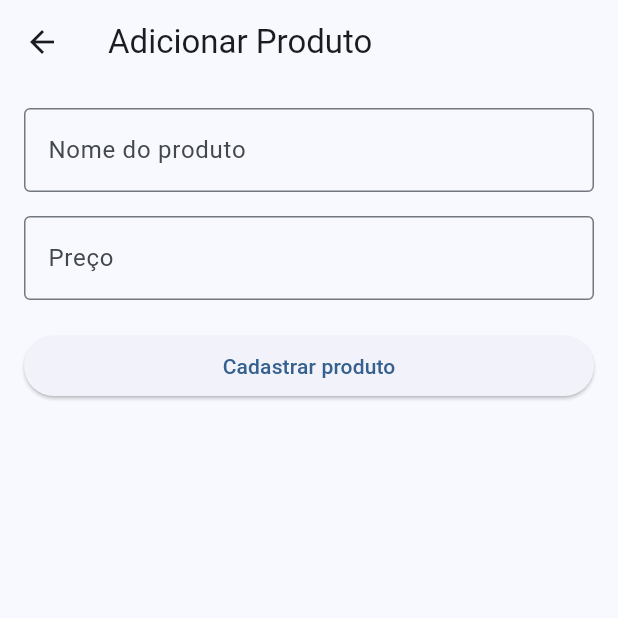
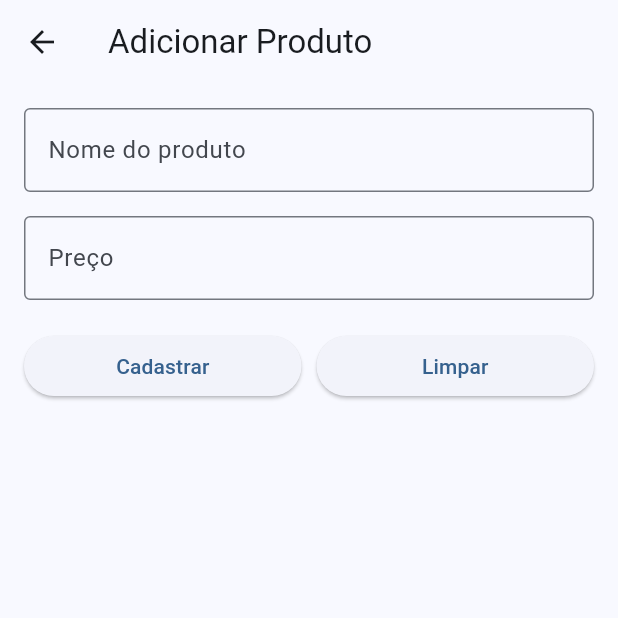
Before and after one commit to eloizasoares/lista-exercicios-ppdm, a Flutter app: the screen it shows after launch, after a tap on the "add" icon, on a phone screen of 412 x 824 dp, the top half of it. Run offline on Flutter 3.47's test engine with Material 3 defaults, Android fonts, the phone set to English and light mode, and no system bars; our stand-ins replace shared_preferences.

Commit message:
Exercicio 01 - Botao limpar formulario

```diff
--- a/lib/add_product_screen.dart
+++ b/lib/add_product_screen.dart
@@ -36,42 +36,9 @@ class _AddProductScreenState extends State<AddProductScreen> {
     Navigator.pop(context, produto);
   }
 
-  Future<bool> confirmarSaida() async {
-    final bool? resultado = await showDialog<bool>(
-      context: context,
-      builder: (context) {
-        return AlertDialog(
-          title: const Text('Deseja voltar?'),
-          content: const Text(
-            'As informações preenchidas serão perdidas.',
-          ),
-          actions: [
-            TextButton(
-              onPressed: () {
-                Navigator.pop(context, false);
-              },
-              child: const Text('Cancelar'),
-            ),
-            ElevatedButton(
-              onPressed: () {
-                Navigator.pop(context, true);
-              },
-              child: const Text('Voltar'),
-            ),
-          ],
-        );
-      },
-    );
-
-    return resultado ?? false;
-  }
-
-  Future<void> tentarVoltar() async {
-    final confirmou = await confirmarSaida();
-
-    if (confirmou) {
-      Navigator.pop(context);
-    }
+  void limparFormulario() {
+    nomeController.clear();
+    precoController.clear();
   }
 
   @override
@@ -83,22 +50,9 @@ class _AddProductScreenState extends State<AddProductScreen> {
 
   @override
   Widget build(BuildContext context) {
-    return PopScope(
-      canPop: false,
-      onPopInvokedWithResult: (didPop, result) async {
-        if (didPop) {
-          return;
-        }
-
-        await tentarVoltar();
-      },
-      child: Scaffold(
+    return Scaffold(
       appBar: AppBar(
         title: const Text('Adicionar Produto'),
-          leading: IconButton(
-            icon: const Icon(Icons.arrow_back),
-            onPressed: tentarVoltar,
-          ),
       ),
       body: Padding(
         padding: const EdgeInsets.all(16),
@@ -125,15 +79,26 @@ class _AddProductScreenState extends State<AddProductScreen> {
 
             const SizedBox(height: 20),
 
-              SizedBox(
-                width: double.infinity,
+            Row(
+              children: [
+                Expanded(
                   child: ElevatedButton(
                     onPressed: cadastrarProduto,
-                  child: const Text('Cadastrar produto'),
+                    child: const Text('Cadastrar'),
+                  ),
+                ),
+
+                const SizedBox(width: 10),
+
+                Expanded(
+                  child: ElevatedButton(
+                    onPressed: limparFormulario,
+                    child: const Text('Limpar'),
                   ),
                 ),
               ],
             ),
+          ],
         ),
       ),
     );
--- a/lib/main.dart
+++ b/lib/main.dart
@@ -1,6 +1,5 @@
 import 'package:flutter/material.dart';
 import 'product_screen.dart';
-import 'add_product_screen.dart';
 
 void main() {
   runApp(const MeuApp());
@@ -13,22 +12,14 @@ class MeuApp extends StatelessWidget {
   Widget build(BuildContext context) {
     return MaterialApp(
       debugShowCheckedModeBanner: false,
-
       title: 'Produtos',
-
       theme: ThemeData(
         colorScheme: ColorScheme.fromSeed(
           seedColor: Colors.blue,
         ),
         useMaterial3: true,
       ),
-
-      initialRoute: '/',
-
-      routes: {
-        '/': (context) => const ProductScreen(),
-        '/adicionar': (context) => const AddProductScreen(),
-      },
+      home: const ProductScreen(),
     );
   }
 }
--- a/lib/product_screen.dart
+++ b/lib/product_screen.dart
@@ -1,5 +1,6 @@
 import 'package:flutter/material.dart';
 import 'product.dart';
+import 'add_product_screen.dart';
 
 class ProductScreen extends StatefulWidget {
   const ProductScreen({super.key});
@@ -25,10 +26,12 @@ class _ProductScreenState extends State<ProductScreen> {
   ];
 
   Future<void> adicionarProduto() async {
-    final Product? novoProduto = await Navigator.pushNamed(
+    final Product? novoProduto = await Navigator.push(
       context,
-      '/adicionar',
-    ) as Product?;
+      MaterialPageRoute(
+        builder: (context) => const AddProductScreen(),
+      ),
+    );
 
     if (novoProduto != null) {
       setState(() {
@@ -43,31 +46,23 @@ class _ProductScreenState extends State<ProductScreen> {
       appBar: AppBar(
         title: const Text('Lista de Produtos'),
       ),
-
       body: ListView.builder(
         itemCount: produtos.length,
         itemBuilder: (context, index) {
           final produto = produtos[index];
 
           return ListTile(
-            leading: const Icon(
-              Icons.shopping_cart,
-            ),
-            title: Text(
-              produto.name,
-            ),
+            leading: const Icon(Icons.shopping_cart),
+            title: Text(produto.name),
             subtitle: Text(
               'R\$ ${produto.price.toStringAsFixed(2)}',
             ),
           );
         },
       ),
-
       floatingActionButton: FloatingActionButton(
         onPressed: adicionarProduto,
-        child: const Icon(
-          Icons.add,
-        ),
+        child: const Icon(Icons.add),
       ),
     );
   }
```
Lines whose indentation alone changed are shown as unchanged.
